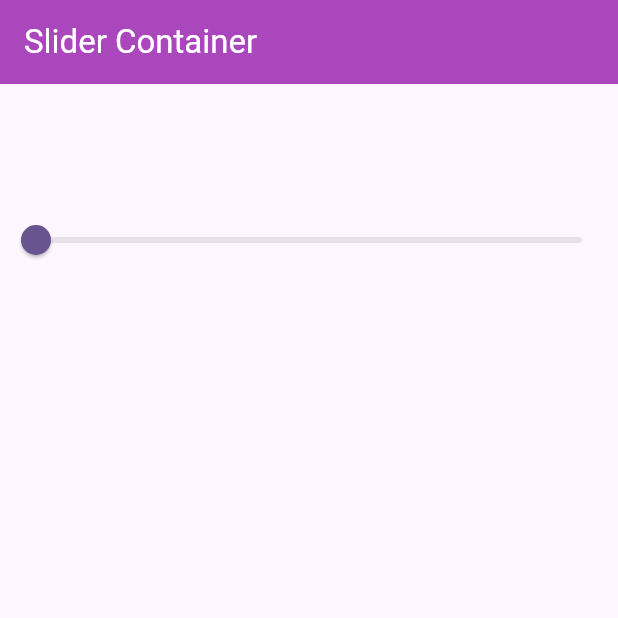
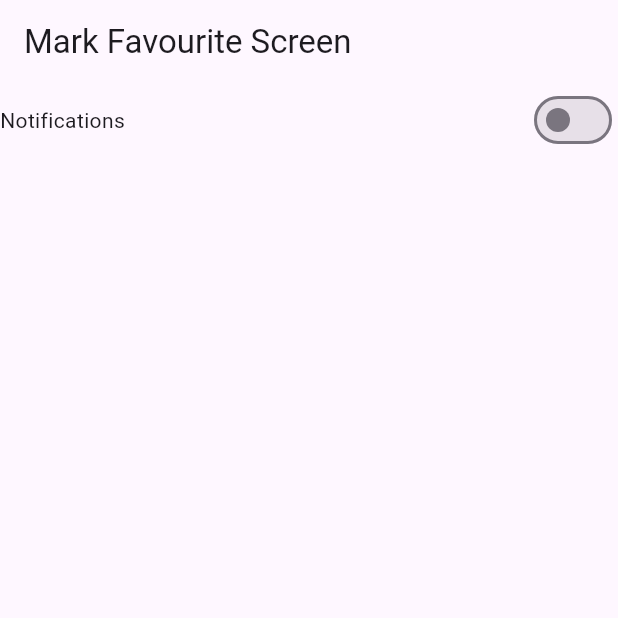
Before and after one commit to Prasiddha777/Flutter_GetX, a Flutter app: the screen it shows after launch, on a phone screen of 412 x 824 dp, the top half of it. Run offline on Flutter 3.47's test engine with Material 2 defaults, Android fonts, the phone set to English and light mode, and no system bars; our stand-ins replace get.

Commit message:
fav button toggle

```diff
--- a/lib/main.dart
+++ b/lib/main.dart
@@ -5,6 +5,7 @@ import 'package:get_app/home_screen.dart';
 import 'package:get/get.dart';
 import 'package:get_app/localization/language.dart';
 import 'package:get_app/localizaton_screen.dart';
+import 'package:get_app/mark_favourite/favourite.dart';
 import 'package:get_app/navigation_screen.dart';
 import 'package:get_app/slider/slider.dart';
 import 'package:get_app/theme_screen.dart';
@@ -29,7 +30,7 @@ class MyApp extends StatelessWidget {
         colorScheme: ColorScheme.fromSeed(seedColor: Colors.deepPurple),
         useMaterial3: true,
       ),
-      home: const SliderScreen(),
+      home: const MarkFavouriteScreen(),
       getPages: [
         GetPage(
           name: '/',
--- /dev/null
+++ b/lib/mark_favourite/favourite.dart
@@ -0,0 +1,44 @@
+import 'package:flutter/material.dart';
+import 'package:get/get.dart';
+import 'package:get_app/mark_favourite/favourite_cont.dart';
+
+class MarkFavouriteScreen extends StatefulWidget {
+  const MarkFavouriteScreen({super.key});
+
+  @override
+  State<MarkFavouriteScreen> createState() => _MarkFavouriteScreenState();
+}
+
+class _MarkFavouriteScreenState extends State<MarkFavouriteScreen> {
+  // bool notification = false;
+
+  //setting up the dependency
+  FavouriteController _controller = Get.put(FavouriteController());
+
+  @override
+  Widget build(BuildContext context) {
+    return Scaffold(
+      appBar: AppBar(
+        title: const Text('Mark Favourite Screen'),
+      ),
+      body: Column(
+        children: [
+          Row(
+            mainAxisAlignment: MainAxisAlignment.spaceBetween,
+            children: [
+              Text('Notifications'),
+              Obx(
+                () => Switch(
+                  value: _controller.notificationMarker.value,
+                  onChanged: (value) {
+                    _controller.updatingMarker(value);
+                  },
+                ),
+              ),
+            ],
+          )
+        ],
+      ),
+    );
+  }
+}
--- /dev/null
+++ b/lib/mark_favourite/favourite_cont.dart
@@ -0,0 +1,11 @@
+import 'package:get/get.dart';
+
+class FavouriteController extends GetxController {
+  //var
+  RxBool notificationMarker = false.obs;
+
+  //
+  updatingMarker(bool val) {
+    notificationMarker.value = val;
+  }
+}
```
Also changed, not shown: lib/favourites/fav_controller.dart (added), lib/favourites/fav_screen.dart (added).
